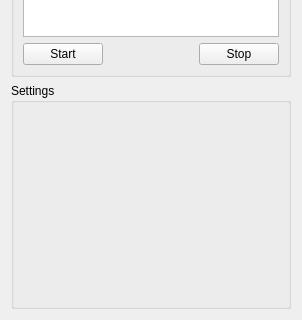
Above: modulemanagerwidget.ui from mcharmas/TouchTracer before the change; both pictures show x 0 to 302 and y 181 to 501 of the 302 by 501 pixel window. Below: the same form after it.
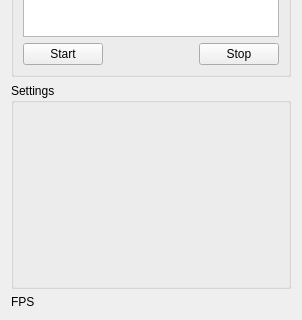
That is the form after the change.

```diff
--- a/modulemanagerwidget.ui
+++ b/modulemanagerwidget.ui
@@ -128,6 +128,19 @@
      </property>
     </widget>
    </item>
+   <item>
+    <widget class="QLabel" name="fpsLabel">
+     <property name="sizePolicy">
+      <sizepolicy hsizetype="Preferred" vsizetype="Maximum">
+       <horstretch>0</horstretch>
+       <verstretch>0</verstretch>
+      </sizepolicy>
+     </property>
+     <property name="text">
+      <string>FPS</string>
+     </property>
+    </widget>
+   </item>
   </layout>
  </widget>
  <resources/>
```
